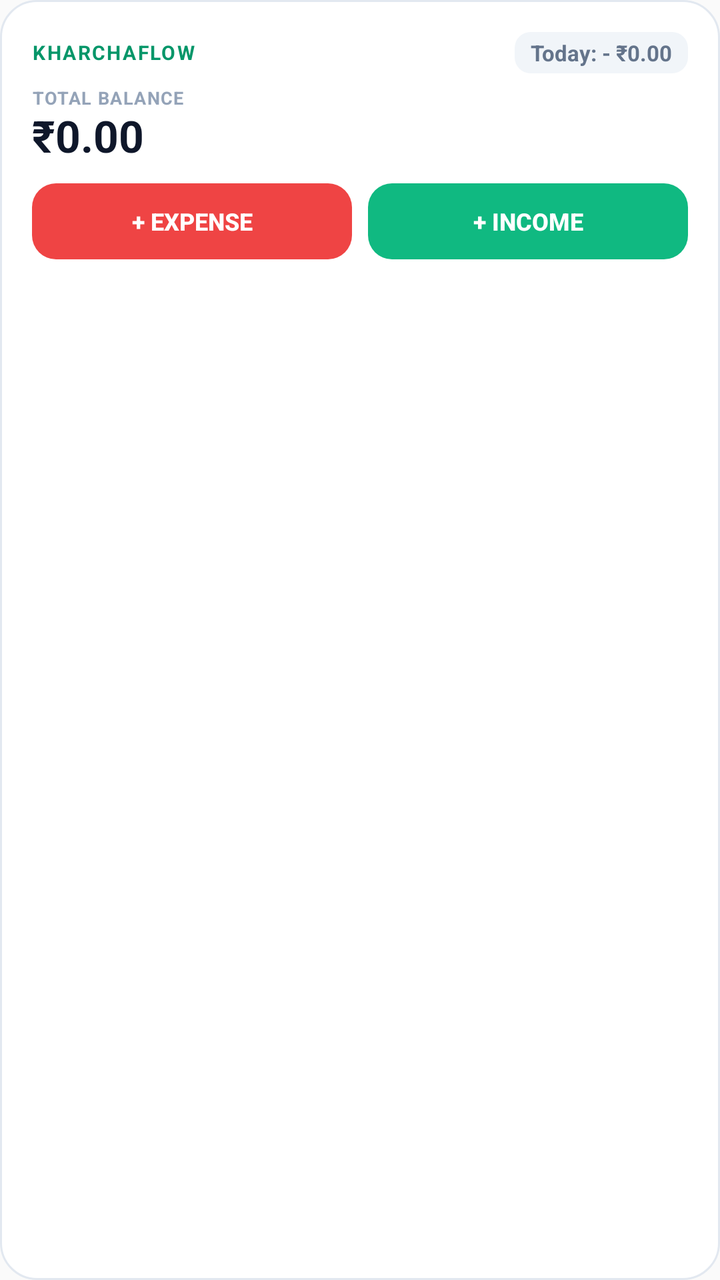
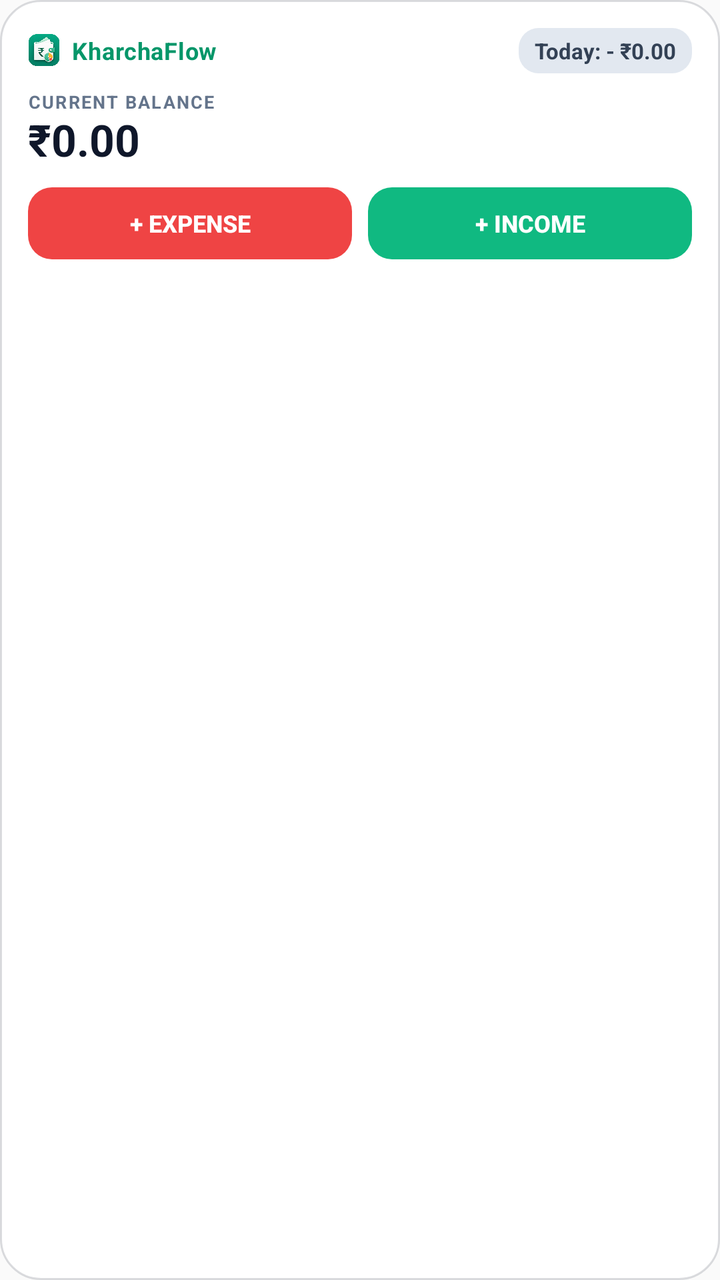

Before-and-after screenshots of an Android layout around one commit, followed by the original layout XML and the change that was made.
<!-- AndroidManifest.xml: application theme Theme.ExpenseTracker -->
<!-- res/layout/widget_expense_tracker.xml -->
<?xml version="1.0" encoding="utf-8"?>
<LinearLayout xmlns:android="http://schemas.android.com/apk/res/android"
    android:layout_width="match_parent"
    android:layout_height="match_parent"
    android:orientation="vertical"
    android:padding="16dp"
    android:background="@drawable/bg_widget_card">

    
    <LinearLayout
        android:layout_width="match_parent"
        android:layout_height="wrap_content"
        android:orientation="horizontal"
        android:gravity="center_vertical">

        <TextView
            android:layout_width="0dp"
            android:layout_height="wrap_content"
            android:layout_weight="1"
            android:text="KHARCHAFLOW"
            android:textSize="10sp"
            android:textStyle="bold"
            android:textColor="#059669"
            android:letterSpacing="0.08" />

        <TextView
            android:id="@+id/widget_today_expense"
            android:layout_width="wrap_content"
            android:layout_height="wrap_content"
            android:text="Today: - ₹0.00"
            android:textSize="11sp"
            android:textStyle="bold"
            android:textColor="#64748B"
            android:background="@drawable/bg_widget_stat_pill"
            android:paddingHorizontal="8dp"
            android:paddingVertical="3dp" />
    </LinearLayout>

    
    <TextView
        android:layout_width="wrap_content"
        android:layout_height="wrap_content"
        android:text="TOTAL BALANCE"
        android:textSize="9sp"
        android:textStyle="bold"
        android:textColor="#94A3B8"
        android:letterSpacing="0.05"
        android:layout_marginTop="6dp" />

    <TextView
        android:id="@+id/widget_total_balance"
        android:layout_width="wrap_content"
        android:layout_height="wrap_content"
        android:text="₹0.00"
        android:textSize="22sp"
        android:textStyle="bold"
        android:textColor="#0F172A"
        android:includeFontPadding="false"
        android:layout_marginTop="1dp" />

    
    <LinearLayout
        android:layout_width="match_parent"
        android:layout_height="wrap_content"
        android:orientation="horizontal"
        android:layout_marginTop="10dp"
        android:weightSum="2">

        <Button
            android:id="@+id/widget_btn_add_expense"
            android:layout_width="0dp"
            android:layout_height="38dp"
            android:layout_weight="1"
            android:text="+ Expense"
            android:textSize="12sp"
            android:textStyle="bold"
            android:background="@drawable/bg_widget_btn_expense"
            android:textColor="#FFFFFF"
            android:stateListAnimator="@null"
            android:layout_marginEnd="4dp" />

        <Button
            android:id="@+id/widget_btn_add_income"
            android:layout_width="0dp"
            android:layout_height="38dp"
            android:layout_weight="1"
            android:text="+ Income"
            android:textSize="12sp"
            android:textStyle="bold"
            android:background="@drawable/bg_widget_btn_income"
            android:textColor="#FFFFFF"
            android:stateListAnimator="@null"
            android:layout_marginStart="4dp" />
    </LinearLayout>
</LinearLayout>
<!-- resources referenced by this layout -->
<resources>
  <!-- drawable bg_widget_btn_expense (drawable) -->
  <?xml version="1.0" encoding="utf-8"?>
  <ripple xmlns:android="http://schemas.android.com/apk/res/android"
      android:color="#B91C1C">
      <item>
          <shape android:shape="rectangle">
              <solid android:color="#EF4444" />
              <corners android:radius="12dp" />
          </shape>
      </item>
  </ripple>
  <!-- drawable bg_widget_btn_income (drawable) -->
  <?xml version="1.0" encoding="utf-8"?>
  <ripple xmlns:android="http://schemas.android.com/apk/res/android"
      android:color="#047857">
      <item>
          <shape android:shape="rectangle">
              <solid android:color="#10B981" />
              <corners android:radius="12dp" />
          </shape>
      </item>
  </ripple>
  <!-- drawable bg_widget_card (drawable) -->
  <?xml version="1.0" encoding="utf-8"?>
  <shape xmlns:android="http://schemas.android.com/apk/res/android"
      android:shape="rectangle">
      <solid android:color="#FFFFFF" />
      <corners android:radius="18dp" />
      <stroke
          android:width="1dp"
          android:color="#E2E8F0" />
  </shape>
  <!-- drawable bg_widget_stat_pill (drawable) -->
  <?xml version="1.0" encoding="utf-8"?>
  <shape xmlns:android="http://schemas.android.com/apk/res/android"
      android:shape="rectangle">
      <solid android:color="#F1F5F9" />
      <corners android:radius="8dp" />
  </shape>
  <style name="Theme.ExpenseTracker" parent="android:Theme.Material.Light.NoActionBar">
          <item name="android:statusBarColor">@android:color/transparent</item>
          <item name="android:navigationBarColor">@android:color/transparent</item>
          <item name="android:windowLightStatusBar">true</item>
      </style>
</resources>

<!-- the commit's change to res/layout/widget_expense_tracker.xml (unified diff, before → after) -->
@@ -1,9 +1,10 @@
 <?xml version="1.0" encoding="utf-8"?>
 <LinearLayout xmlns:android="http://schemas.android.com/apk/res/android"
+    android:id="@+id/widget_root"
     android:layout_width="match_parent"
     android:layout_height="match_parent"
     android:orientation="vertical"
-    android:padding="16dp"
+    android:padding="14dp"
     android:background="@drawable/bg_widget_card">
 
     
@@ -13,15 +14,29 @@
         android:orientation="horizontal"
         android:gravity="center_vertical">
 
-        <TextView
+        <LinearLayout
             android:layout_width="0dp"
             android:layout_height="wrap_content"
             android:layout_weight="1"
-            android:text="KHARCHAFLOW"
-            android:textSize="10sp"
-            android:textStyle="bold"
-            android:textColor="#059669"
-            android:letterSpacing="0.08" />
+            android:orientation="horizontal"
+            android:gravity="center_vertical">
+
+            <ImageView
+                android:layout_width="16dp"
+                android:layout_height="16dp"
+                android:src="@drawable/ic_kharchaflow_logo"
+                android:contentDescription="KharchaFlow"
+                android:layout_marginEnd="6dp" />
+
+            <TextView
+                android:layout_width="wrap_content"
+                android:layout_height="wrap_content"
+                android:text="KharchaFlow"
+                android:textSize="12sp"
+                android:textStyle="bold"
+                android:textColor="@color/widget_text_brand"
+                android:letterSpacing="0.02" />
+        </LinearLayout>
 
         <TextView
             android:id="@+id/widget_today_expense"
@@ -30,22 +45,22 @@
             android:text="Today: - ₹0.00"
             android:textSize="11sp"
             android:textStyle="bold"
-            android:textColor="#64748B"
+            android:textColor="@color/widget_pill_text"
             android:background="@drawable/bg_widget_stat_pill"
             android:paddingHorizontal="8dp"
-            android:paddingVertical="3dp" />
+            android:paddingVertical="4dp" />
     </LinearLayout>
 
     
     <TextView
         android:layout_width="wrap_content"
         android:layout_height="wrap_content"
-        android:text="TOTAL BALANCE"
+        android:text="CURRENT BALANCE"
         android:textSize="9sp"
         android:textStyle="bold"
-        android:textColor="#94A3B8"
-        android:letterSpacing="0.05"
-        android:layout_marginTop="6dp" />
+        android:textColor="@color/widget_text_secondary"
+        android:letterSpacing="0.08"
+        android:layout_marginTop="8dp" />
 
     <TextView
         android:id="@+id/widget_total_balance"
@@ -54,7 +69,7 @@
         android:text="₹0.00"
         android:textSize="22sp"
         android:textStyle="bold"
-        android:textColor="#0F172A"
+        android:textColor="@color/widget_text_primary"
         android:includeFontPadding="false"
         android:layout_marginTop="1dp" />
 
@@ -69,26 +84,26 @@
         <Button
             android:id="@+id/widget_btn_add_expense"
             android:layout_width="0dp"
-            android:layout_height="38dp"
+            android:layout_height="36dp"
             android:layout_weight="1"
             android:text="+ Expense"
             android:textSize="12sp"
             android:textStyle="bold"
             android:background="@drawable/bg_widget_btn_expense"
-            android:textColor="#FFFFFF"
+            android:textColor="@color/widget_btn_text"
             android:stateListAnimator="@null"
             android:layout_marginEnd="4dp" />
 
         <Button
             android:id="@+id/widget_btn_add_income"
             android:layout_width="0dp"
-            android:layout_height="38dp"
+            android:layout_height="36dp"
             android:layout_weight="1"
             android:text="+ Income"
             android:textSize="12sp"
             android:textStyle="bold"
             android:background="@drawable/bg_widget_btn_income"
-            android:textColor="#FFFFFF"
+            android:textColor="@color/widget_btn_text"
             android:stateListAnimator="@null"
             android:layout_marginStart="4dp" />
     </LinearLayout>
<!-- resource entries referenced after the edit -->
@@ -1,48 +1,51 @@
 <!-- resources referenced by this layout -->
 <resources>
+  <color name="widget_btn_text">#FFFFFF</color>
+  <color name="widget_pill_text">#334155</color>
+  <color name="widget_text_brand">#059669</color>
+  <color name="widget_text_primary">#0F172A</color>
+  <color name="widget_text_secondary">#64748B</color>
   <!-- drawable bg_widget_btn_expense (drawable) -->
   <?xml version="1.0" encoding="utf-8"?>
-  <ripple xmlns:android="http://schemas.android.com/apk/res/android"
-      android:color="#B91C1C">
-      <item>
-          <shape android:shape="rectangle">
-              <solid android:color="#EF4444" />
-              <corners android:radius="12dp" />
-          </shape>
-      </item>
-  </ripple>
+  <shape xmlns:android="http://schemas.android.com/apk/res/android"
+      android:shape="rectangle">
+      <solid android:color="@color/widget_btn_expense_bg" />
+      <corners android:radius="12dp" />
+  </shape>
   <!-- drawable bg_widget_btn_income (drawable) -->
   <?xml version="1.0" encoding="utf-8"?>
-  <ripple xmlns:android="http://schemas.android.com/apk/res/android"
-      android:color="#047857">
-      <item>
-          <shape android:shape="rectangle">
-              <solid android:color="#10B981" />
-              <corners android:radius="12dp" />
-          </shape>
-      </item>
-  </ripple>
+  <shape xmlns:android="http://schemas.android.com/apk/res/android"
+      android:shape="rectangle">
+      <solid android:color="@color/widget_btn_income_bg" />
+      <corners android:radius="12dp" />
+  </shape>
   <!-- drawable bg_widget_card (drawable) -->
   <?xml version="1.0" encoding="utf-8"?>
   <shape xmlns:android="http://schemas.android.com/apk/res/android"
       android:shape="rectangle">
-      <solid android:color="#FFFFFF" />
-      <corners android:radius="18dp" />
+      <solid android:color="@color/widget_bg_color" />
+      <corners android:radius="20dp" />
       <stroke
           android:width="1dp"
-          android:color="#E2E8F0" />
+          android:color="@color/widget_border_color" />
   </shape>
   <!-- drawable bg_widget_stat_pill (drawable) -->
   <?xml version="1.0" encoding="utf-8"?>
   <shape xmlns:android="http://schemas.android.com/apk/res/android"
       android:shape="rectangle">
-      <solid android:color="#F1F5F9" />
-      <corners android:radius="8dp" />
+      <solid android:color="@color/widget_pill_bg" />
+      <corners android:radius="10dp" />
   </shape>
+  <!-- drawable ic_kharchaflow_logo: png bitmap (drawable, 257579 bytes) -->
   <style name="Theme.ExpenseTracker" parent="android:Theme.Material.Light.NoActionBar">
           <item name="android:statusBarColor">@android:color/transparent</item>
           <item name="android:navigationBarColor">@android:color/transparent</item>
           <item name="android:windowLightStatusBar">true</item>
       </style>
+  <color name="widget_btn_expense_bg">#EF4444</color>
+  <color name="widget_btn_income_bg">#10B981</color>
+  <color name="widget_bg_color">#F2FFFFFF</color>
+  <color name="widget_border_color">#260F172A</color>
+  <color name="widget_pill_bg">#E2E8F0</color>
 </resources>
 
